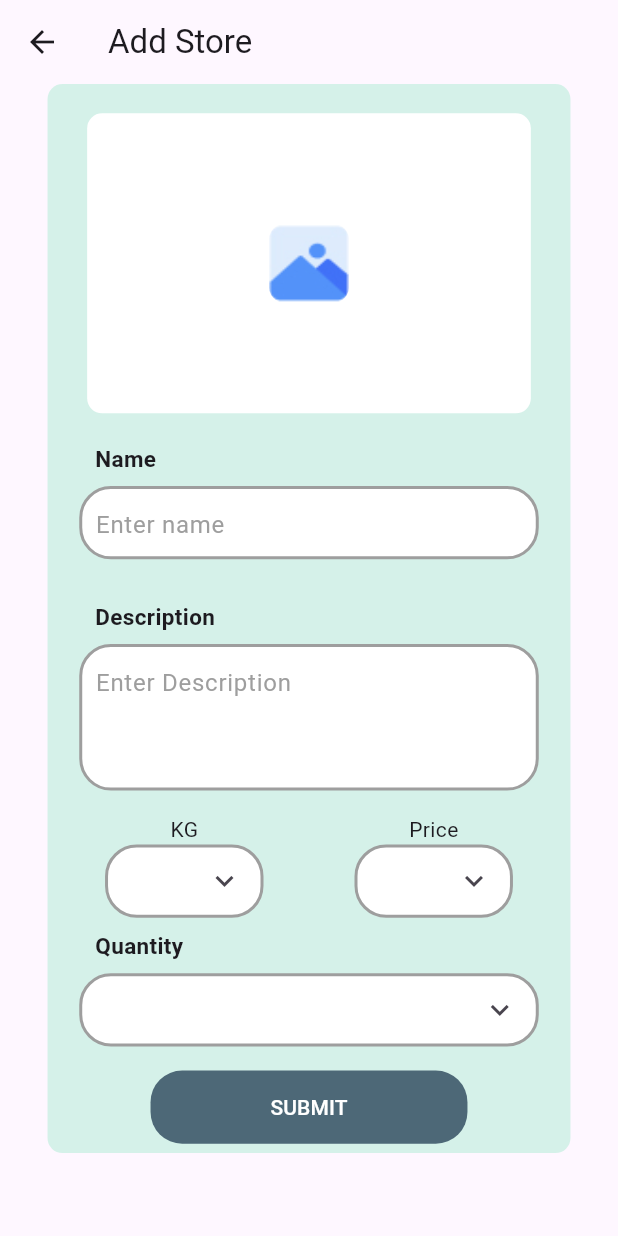
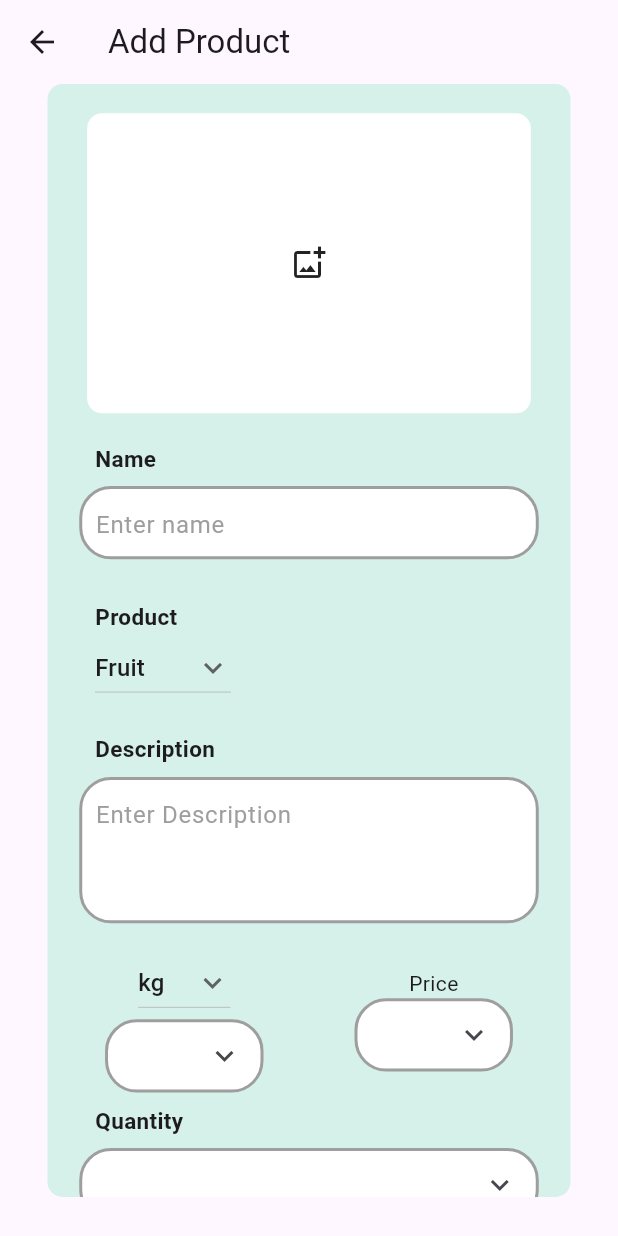
Before and after one commit to pranave2003/Near_by_store, a Flutter app: the ADDPRoduct screen opened directly, on a phone screen of 412 x 824 dp. Run offline on Flutter 3.47's test engine with Material 3 defaults, Android fonts, the phone set to English and light mode, and no system bars; our stand-ins replace firebase_core, flutter_rating_bar, flutter_screenutil, image_picker; accounts and stored records are empty; generated files the repository leaves out were written again.

Commit message:
3rd commit

```diff
--- a/lib/store keeper/StoreKeeperAddProduct.dart
+++ b/lib/store keeper/StoreKeeperAddProduct.dart
@@ -1,6 +1,9 @@
+import 'dart:io';
+
 import 'package:flutter/cupertino.dart';
 import 'package:flutter/material.dart';
 import 'package:flutter_screenutil/flutter_screenutil.dart';
+import 'package:image_picker/image_picker.dart';
 
 class ADDPRoduct extends StatefulWidget {
   const ADDPRoduct({super.key});
@@ -10,15 +13,21 @@ class ADDPRoduct extends StatefulWidget {
 }
 
 class _ADDPRoductState extends State<ADDPRoduct> {
+  File? Storeimage;
+  var items=["kg","gram"];
+  var product=["Fruit","vegitable","grocery"];
+  String dropdownproduct='Fruit';
+
+  String dropdownvalue='kg';
   @override
   Widget build(BuildContext context) {
     return Scaffold(
-      appBar: AppBar(title: Text("Add Store")),
+      appBar: AppBar(title: Text("Add Product")),
       body: Row(
         mainAxisAlignment: MainAxisAlignment.center,
         children: [
           Container(
-              height: 730.h,
+              height: 760.h,
               width: 330.w,
               decoration: BoxDecoration(
                   borderRadius: BorderRadius.circular(10),
@@ -29,31 +38,25 @@ class _ADDPRoductState extends State<ADDPRoduct> {
                     Padding(
                       padding: EdgeInsets.only(top: 20.h),
                       child: Container(
-                        width: 280.w,
-                        height: 200,
-                        child: Column(
-                          mainAxisAlignment: MainAxisAlignment.center,
-                          children: [
-                            Row(
-                              mainAxisAlignment: MainAxisAlignment.center,
-                              children: [
-                                Container(
-                                    width: 50.w,
-                                    height: 50.w,
-                                    decoration: BoxDecoration(
-                                        borderRadius: BorderRadius.circular(10),
-                                        image: DecorationImage(
-                                            image:
-                                                AssetImage("assets/photo 1.jpg"),
-                                            fit: BoxFit.fill))),
-                              ],
-                            ),
-                          ],
-                        ),
-                        decoration: BoxDecoration(
-                            borderRadius: BorderRadius.circular(10),
-                            color: Colors.white),
-                      ),
+                          width: 280.w,
+                          height: 200,
+                          decoration: BoxDecoration(
+                              borderRadius: BorderRadius.circular(10),
+                              color: Colors.white),
+                          child: Storeimage != null
+                              ? Image.file(Storeimage!)
+                              : InkWell(
+                            onTap: () async {
+                              final img = await ImagePicker()
+                                  .pickImage(
+                                  source: ImageSource.gallery);
+                              setState(() {
+                                Storeimage = File(img!.path);
+                              });
+                            },
+                            child: Icon(
+                                Icons.add_photo_alternate_outlined),
+                          )),
                     ),
                     Padding(
                       padding: EdgeInsets.only(left: 30.w, top: 20.h),
@@ -85,6 +88,40 @@ class _ADDPRoductState extends State<ADDPRoduct> {
                                 borderRadius: BorderRadius.circular(20.sp),
                                 color: Colors.white),
                           )
+                        ],
+                      ),
+                    ),
+                    Padding(
+                      padding: EdgeInsets.only(left: 30.w, top: 20.h),
+                      child: Row(
+                        children: [
+                          Text(
+                            "Product",
+                            style: TextStyle(
+                                fontSize: 15, fontWeight: FontWeight.w600),
+                          )
+                        ],
+                      ),
+                    ),
+                    Padding(
+                      padding:  EdgeInsets.only(left: 30.w),
+                      child: Row(
+                        children: [
+                          DropdownButton(
+                            value: dropdownproduct,
+                            icon: const Icon(Icons.keyboard_arrow_down),
+                            items: product.map((String items) {
+                              return DropdownMenuItem(
+                                value: items,
+                                child: Text(items),
+                              );
+                            }).toList(),
+                            onChanged: (String? newValue) {
+                              setState(() {
+                                dropdownproduct = newValue!;
+                              });
+                            },
+                          ),
                         ],
                       ),
                     ),
@@ -129,7 +166,21 @@ class _ADDPRoductState extends State<ADDPRoduct> {
                         children: [
                           Column(
                             children: [
-                              Text("KG"),
+                              DropdownButton(
+                                value: dropdownvalue,
+                                icon: const Icon(Icons.keyboard_arrow_down),
+                                items: items.map((String items) {
+                                  return DropdownMenuItem(
+                                    value: items,
+                                    child: Text(items),
+                                  );
+                                }).toList(),
+                                onChanged: (String? newValue) {
+                                  setState(() {
+                                    dropdownvalue = newValue!;
+                                  });
+                                },
+                              ),
                               Row(
                                 mainAxisAlignment: MainAxisAlignment.center,
                                 children: [
```
Also changed, not shown: lib/main.dart (+9 -1 lines), lib/store keeper/StoreKeeperAddStore.dart (+60 -43 lines), lib/store keeper/Test.dart (added, +50 -0 lines), pubspec.yaml (+6 -1 lines), pubspec.lock, 6 other files.
